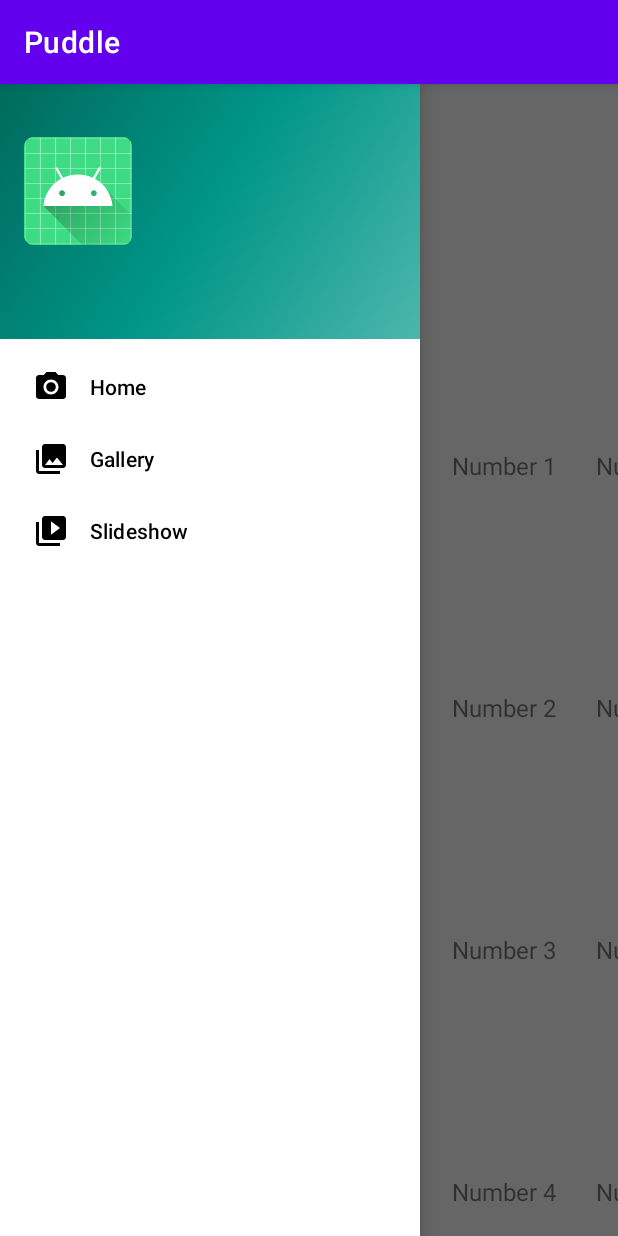
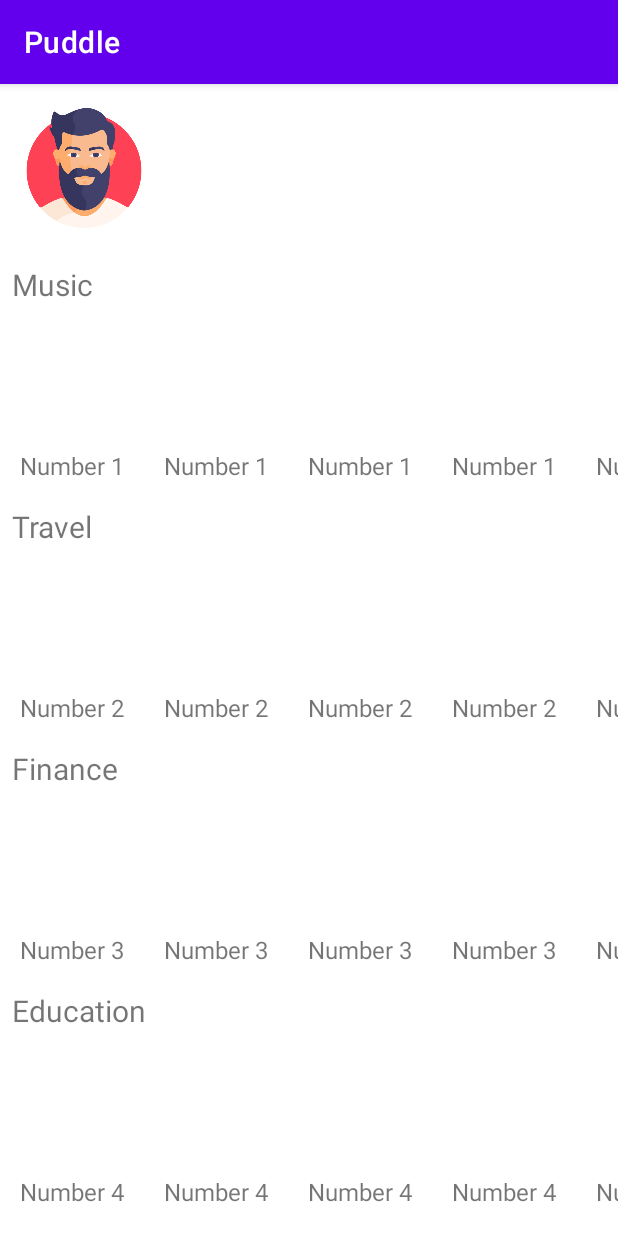
Before and after one commit to Sespeck/NUMAD22Su_Team24_Puddle, an Android app: the screen it shows after launch once a user with an empty profile is signed in (PuddleListActivity), after a tap on an icon or button, on a phone screen of 412 x 824 dp. Run offline under Robolectric (Android 15) with nearby library versions, the phone set to English and light mode, and no system bars; our stand-ins replace Firebase (no records; nobody signed in at launch, a user with empty details on screens opened directly).

Commit message:
removed navigation drawer and associated code

```diff
--- a/app/src/main/java/com/cs5520/assignments/numad22su_team24_puddle/PuddleListActivity.java
+++ b/app/src/main/java/com/cs5520/assignments/numad22su_team24_puddle/PuddleListActivity.java
@@ -46,9 +46,7 @@ public class PuddleListActivity extends AppCompatActivity {
     @Override
     protected void onCreate(Bundle savedInstanceState) {
         super.onCreate(savedInstanceState);
-//        setContentView(R.layout.activity_puddle_list);
-        // Changed to incorporate navigation drawer activity
-        setContentView(R.layout.nav_activity_main);
+        setContentView(R.layout.activity_puddle_list);
         userDetails = new HashMap<>();
 
         // Api Calls
@@ -56,10 +54,6 @@ public class PuddleListActivity extends AppCompatActivity {
 
         // Initializing Widgets
         puddleListRecyclerView = findViewById(R.id.puddle_list_rv);
-        drawer = findViewById(R.id.drawer_layout);
-        navView = findViewById(R.id.nav_view);
-        user_email = navView.getHeaderView(0).findViewById(R.id.user_email);
-        user_name = navView.getHeaderView(0).findViewById(R.id.username);
 
         // Initializing RecyclerView
         puddleListRecyclerView.setLayoutManager(new LinearLayoutManager(this));
@@ -86,7 +80,7 @@ public class PuddleListActivity extends AppCompatActivity {
     }
 
     public void clickProfile(View view){
-        drawer.openDrawer(GravityCompat.START);
+//        drawer.openDrawer(GravityCompat.START);
     }
 
     public void fetchCurrentUserData(){
@@ -99,9 +93,6 @@ public class PuddleListActivity extends AppCompatActivity {
                 for(DataSnapshot snap: snapshot.getChildren()){
                     userDetails.put(snap.getKey(), snap.getValue(String.class));
                 }
-
-                user_email.setText(current_user.getEmail());
-                user_name.setText(userDetails.get(getString(R.string.user_name)));
             }
 
             @Override
--- a/app/src/main/res/layout/nav_activity_main.xml
+++ /dev/null
@@ -1,26 +0,0 @@
-<?xml version="1.0" encoding="utf-8"?>
-<androidx.drawerlayout.widget.DrawerLayout xmlns:android="http://schemas.android.com/apk/res/android"
-    xmlns:app="http://schemas.android.com/apk/res-auto"
-    xmlns:tools="http://schemas.android.com/tools"
-    android:id="@+id/drawer_layout"
-    android:layout_width="match_parent"
-    android:layout_height="match_parent"
-    android:fitsSystemWindows="true"
-    tools:openDrawer="start">
-
-    <com.google.android.material.navigation.NavigationView
-        android:id="@+id/nav_view"
-        android:layout_width="wrap_content"
-        android:layout_height="match_parent"
-        android:layout_gravity="start"
-        android:layout_marginTop="50dp"
-        android:fitsSystemWindows="true"
-        app:headerLayout="@layout/nav_header_navigation_drawer"
-        app:menu="@menu/activity_main_drawer" />
-
-    <include
-        android:id="@+id/app_bar_navigation_drawer"
-        layout="@layout/activity_puddle_list"
-        android:layout_width="match_parent"
-        android:layout_height="match_parent" />
-</androidx.drawerlayout.widget.DrawerLayout>
--- a/app/src/main/res/layout/nav_header_navigation_drawer.xml
+++ /dev/null
@@ -1,37 +0,0 @@
-<?xml version="1.0" encoding="utf-8"?>
-<LinearLayout xmlns:android="http://schemas.android.com/apk/res/android"
-    xmlns:app="http://schemas.android.com/apk/res-auto"
-    android:id="@+id/header_layout"
-    android:layout_width="match_parent"
-    android:layout_height="@dimen/nav_header_height"
-    android:background="@drawable/side_nav_bar"
-    android:gravity="bottom"
-    android:orientation="vertical"
-    android:paddingBottom="@dimen/activity_vertical_margin"
-    android:paddingLeft="@dimen/activity_horizontal_margin"
-    android:paddingRight="@dimen/activity_horizontal_margin"
-    android:paddingTop="@dimen/activity_vertical_margin"
-    android:theme="@style/ThemeOverlay.AppCompat.Dark">
-
-    <ImageView
-        android:id="@+id/profile_icon"
-        android:layout_width="wrap_content"
-        android:layout_height="wrap_content"
-        android:contentDescription="@string/nav_header_desc"
-        android:paddingTop="@dimen/nav_header_vertical_spacing"
-        app:srcCompat="@mipmap/ic_launcher_round" />
-
-    <TextView
-        android:id="@+id/username"
-        android:layout_width="match_parent"
-        android:layout_height="wrap_content"
-        android:paddingTop="@dimen/nav_header_vertical_spacing"
-        android:text="name"
-        android:textAppearance="@style/TextAppearance.AppCompat.Body1" />
-
-    <TextView
-        android:id="@+id/user_email"
-        android:layout_width="wrap_content"
-        android:layout_height="wrap_content"
-        android:text="email" />
-</LinearLayout>
```
Also changed, not shown: app/src/main/java/com/cs5520/assignments/numad22su_team24_puddle/ui/gallery/GalleryFragment.java (deleted, +0 -37 lines), app/src/main/java/com/cs5520/assignments/numad22su_team24_puddle/ui/gallery/GalleryViewModel.java (deleted, +0 -19 lines), app/src/main/java/com/cs5520/assignments/numad22su_team24_puddle/ui/home/HomeFragment.java (deleted, +0 -37 lines), app/src/main/java/com/cs5520/assignments/numad22su_team24_puddle/ui/home/HomeViewModel.java (deleted, +0 -19 lines), app/src/main/java/com/cs5520/assignments/numad22su_team24_puddle/ui/slideshow/SlideshowFragment.java (deleted, +0 -37 lines), app/src/main/java/com/cs5520/assignments/numad22su_team24_puddle/ui/slideshow/SlideshowViewModel.java (deleted, +0 -19 lines), app/src/main/res/layout/app_bar_navigation_drawer.xml (deleted, +0 -33 lines), app/src/main/res/layout/content_navigation_drawer.xml (deleted, +0 -20 lines), app/src/main/res/layout/fragment_gallery.xml (deleted, +0 -22 lines), app/src/main/res/layout/fragment_home.xml (deleted, +0 -22 lines), app/src/main/res/layout/fragment_slideshow.xml (deleted, +0 -22 lines).
